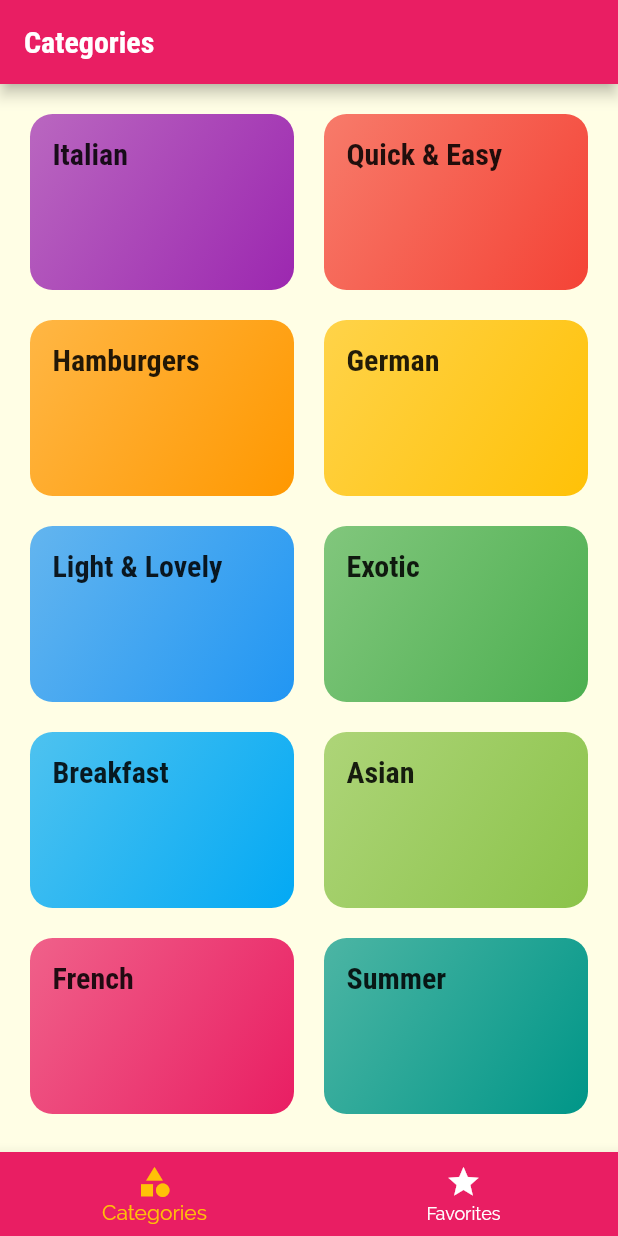
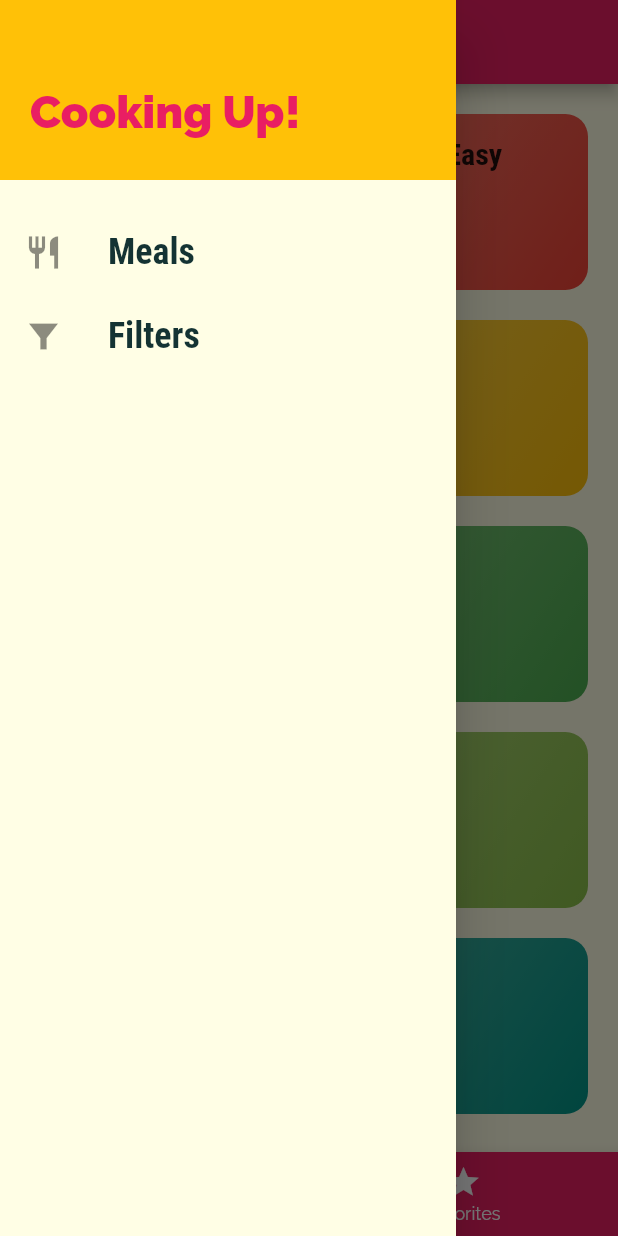
Before and after one commit to TheTota/meals_app, a Flutter app: the screen it shows after launch, with the side drawer open (before the commit the screen has no drawer), on a phone screen of 412 x 824 dp. Run offline on Flutter 3.47's test engine with Material 2 defaults, Android fonts, the phone set to English and light mode, and no system bars.

Commit message:
add filters feature

```diff
--- a/lib/main.dart
+++ b/lib/main.dart
@@ -1,6 +1,9 @@
 import 'package:flutter/material.dart';
-import 'package:meals_app/screens/tabs_screen.dart';
 
+import './dummy_data.dart';
+import './models/meal.dart';
+import './screens/filters_screen.dart';
+import './screens/tabs_screen.dart';
 import '../screens/categories_screen.dart';
 import '../screens/category_meals_screen.dart';
 import '../screens/meal_detail_screen.dart';
@@ -9,8 +12,21 @@ void main() {
   runApp(const MyApp());
 }
 
-class MyApp extends StatelessWidget {
+class MyApp extends StatefulWidget {
   const MyApp({super.key});
+
+  @override
+  State<MyApp> createState() => _MyAppState();
+}
+
+class _MyAppState extends State<MyApp> {
+  Map<String, bool> _filters = {
+    'gluten': false,
+    'lactose': false,
+    'vegetarian': false,
+    'vegan': false,
+  };
+  List<Meal> _availableMeals = DUMMY_MEALS;
 
   @override
   Widget build(BuildContext context) {
@@ -40,11 +56,44 @@ class MyApp extends StatelessWidget {
       ),
       routes: {
         '/': (ctx) => const TabsScreen(),
-        CategoryMealsScreen.routeName: (context) => const CategoryMealsScreen(),
+        CategoryMealsScreen.routeName: (context) =>
+            CategoryMealsScreen(availableMeals: _availableMeals),
         MealDetailScreen.routeName: (context) => const MealDetailScreen(),
+        FiltersScreen.routeName: (context) =>
+            FiltersScreen(currentFilters: _filters, saveFilters: _setFilters),
       },
       onUnknownRoute: (settings) =>
           MaterialPageRoute(builder: (ctx) => const CategoriesScreen()),
     );
   }
+
+  void _setFilters(Map<String, bool> filtersData) {
+    setState(() {
+      _filters = filtersData;
+      _availableMeals = DUMMY_MEALS.where((meal) {
+        if (_filters.containsKey('gluten') &&
+            _filters['gluten']! &&
+            !meal.isGlutenFree) {
+          return false;
+        }
+        if (_filters.containsKey('lactose') &&
+            _filters['lactose']! &&
+            !meal.isLactoseFree) {
+          return false;
+        }
+        if (_filters.containsKey('vegetarian') &&
+            _filters['vegetarian']! &&
+            !meal.isVegetarian) {
+          return false;
+        }
+        if (_filters.containsKey('vegan') &&
+            _filters['vegan']! &&
+            !meal.isVegan) {
+          return false;
+        }
+
+        return true;
+      }).toList();
+    });
+  }
 }
--- a/lib/screens/meal_detail_screen.dart
+++ b/lib/screens/meal_detail_screen.dart
@@ -58,6 +58,12 @@ class MealDetailScreen extends StatelessWidget {
           ],
         ),
       ),
+      floatingActionButton: FloatingActionButton(
+        child: const Icon(Icons.delete),
+        onPressed: () {
+          Navigator.of(context).pop(id);
+        },
+      ),
     );
   }
 
--- a/lib/screens/tabs_screen.dart
+++ b/lib/screens/tabs_screen.dart
@@ -2,6 +2,7 @@ import 'package:flutter/material.dart';
 
 import '../screens/categories_screen.dart';
 import '../screens/favorites_screen.dart';
+import '../widgets/main_drawer.dart';
 
 class TabsScreen extends StatefulWidget {
   const TabsScreen({super.key});
@@ -23,6 +24,7 @@ class _TabsScreenState extends State<TabsScreen> {
     return Scaffold(
       appBar: AppBar(title: Text(selectedPage['title'] as String)),
       body: selectedPage['page'] as Widget,
+      drawer: const MainDrawer(),
       bottomNavigationBar: BottomNavigationBar(
         onTap: _selectPage,
         backgroundColor: Theme.of(context).colorScheme.primary,
--- /dev/null
+++ b/lib/widgets/main_drawer.dart
@@ -0,0 +1,61 @@
+import 'package:flutter/material.dart';
+import 'package:meals_app/screens/filters_screen.dart';
+
+class MainDrawer extends StatelessWidget {
+  const MainDrawer({super.key});
+
+  @override
+  Widget build(BuildContext context) {
+    return Drawer(
+      child: Column(
+        children: [
+          Container(
+            height: 120,
+            width: double.infinity,
+            padding: const EdgeInsets.only(left: 20, top: 30),
+            alignment: Alignment.centerLeft,
+            color: Theme.of(context).colorScheme.secondary,
+            child: Text(
+              'Cooking Up!',
+              style: TextStyle(
+                fontWeight: FontWeight.w900,
+                fontSize: 30,
+                color: Theme.of(context).colorScheme.primary,
+              ),
+            ),
+          ),
+          const SizedBox(height: 20),
+          _buildListTile(
+            'Meals',
+            Icons.restaurant,
+            () => Navigator.of(context).pushReplacementNamed('/'),
+          ),
+          _buildListTile(
+            'Filters',
+            Icons.filter_alt_sharp,
+            () => Navigator.of(context)
+                .pushReplacementNamed(FiltersScreen.routeName),
+          ),
+        ],
+      ),
+    );
+  }
+
+  Widget _buildListTile(String title, IconData icon, VoidCallback tapHandler) {
+    return ListTile(
+      leading: Icon(
+        icon,
+        size: 26,
+      ),
+      title: Text(
+        title,
+        style: const TextStyle(
+          fontFamily: 'RobotoCondensed',
+          fontSize: 24,
+          fontWeight: FontWeight.bold,
+        ),
+      ),
+      onTap: tapHandler,
+    );
+  }
+}
```
Also changed, not shown: lib/screens/category_meals_screen.dart (+43 -12 lines), lib/screens/filters_screen.dart (added, +122 -0 lines), lib/widgets/meal_item.dart (+10 -1 lines).
